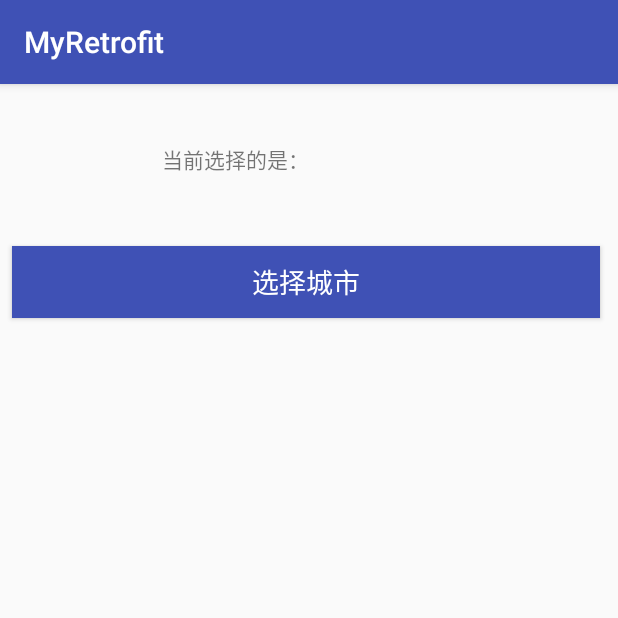
After one commit to yaozhengzheng/MyRetrofit, an Android app: the ChooseCityActivity screen opened directly, with no data from a screen before it, on a phone screen of 412 x 824 dp, the top half of it. The commit adds this screen. Run offline under Robolectric (Android 15) with nearby library versions, the phone set to English and light mode, and no system bars; our stand-ins replace ButterKnife; libraries missing offline, so code that uses them is left out: com.zaaach.citypicker.

Commit message:
增加城市选择

```diff
--- a/app/build.gradle
+++ b/app/build.gradle
@@ -36,6 +36,7 @@ dependencies {
     compile 'com.github.bumptech.glide:glide:3.7.0'
     compile 'nl.dionsegijn:konfetti:1.0.2'
     compile 'com.jakewharton:butterknife:7.0.1'
+    compile 'com.github.lilei644:SpringActionMenu:1.0.0'
+    compile 'com.zaaach:citypicker:1.1'
     testCompile 'junit:junit:4.12'
-    compile 'com.github.lilei644:SpringActionMenu:1.0.0'
 }
--- /dev/null
+++ b/app/src/main/java/com/example/myretrofit/activity/ChooseCityActivity.java
@@ -0,0 +1,50 @@
+package com.example.myretrofit.activity;
+
+import android.content.Intent;
+import android.os.Bundle;
+import android.support.v7.app.AppCompatActivity;
+import android.widget.Button;
+import android.widget.TextView;
+
+import com.example.myretrofit.R;
+import com.zaaach.citypicker.CityPickerActivity;
+
+import butterknife.Bind;
+import butterknife.ButterKnife;
+import butterknife.OnClick;
+
+/**
+ * 城市选择
+ * @author 姚政诤
+ */
+public class ChooseCityActivity extends AppCompatActivity {
+
+    private static final int REQUEST_CODE_PICK_CITY = 233;
+
+    @Bind(R.id.btn_select)
+    Button btnSelect;
+    @Bind(R.id.tv_result)
+    TextView tvResult;
+
+    @Override
+    protected void onCreate(Bundle savedInstanceState) {
+        super.onCreate(savedInstanceState);
+        setContentView(R.layout.activity_choose_city);
+        ButterKnife.bind(this);
+    }
+
+    @OnClick(R.id.btn_select)
+    public void onViewClicked() {
+        startActivityForResult(new Intent(ChooseCityActivity.this, com.example.myretrofit.activity.CityPickerActivity.class),
+                REQUEST_CODE_PICK_CITY);
+    }
+    @Override
+    protected void onActivityResult(int requestCode, int resultCode, Intent data) {
+        if (requestCode == REQUEST_CODE_PICK_CITY && resultCode == RESULT_OK){
+            if (data != null){
+                String city = data.getStringExtra(CityPickerActivity.KEY_PICKED_CITY);
+                tvResult.setText("当前选择：" + city);
+            }
+        }
+    }
+}
--- a/app/src/main/java/com/example/myretrofit/activity/HomeActivity.java
+++ b/app/src/main/java/com/example/myretrofit/activity/HomeActivity.java
@@ -44,6 +44,7 @@ public class HomeActivity extends AppCompatActivity {
     private void initData() {
         list.add("Video");
         list.add("SpringActionMenu");
+        list.add("ChooseCity");
 
         listView.setOnItemClickListener(new AdapterView.OnItemClickListener() {
             @Override
@@ -55,6 +56,9 @@ public class HomeActivity extends AppCompatActivity {
                     case 1:
                         intent.setClass(HomeActivity.this, ActionMenuActivity.class);
                         break;
+                    case 2:
+                        intent.setClass(HomeActivity.this, ChooseCityActivity.class);
+                        break;
                 }
                 startActivity(intent);
             }
--- /dev/null
+++ b/app/src/main/res/layout/activity_choose_city.xml
@@ -0,0 +1,42 @@
+<?xml version="1.0" encoding="utf-8"?>
+<android.support.constraint.ConstraintLayout
+    xmlns:android="http://schemas.android.com/apk/res/android"
+    xmlns:app="http://schemas.android.com/apk/res-auto"
+    xmlns:tools="http://schemas.android.com/tools"
+    android:layout_width="match_parent"
+    android:layout_height="match_parent"
+    tools:context="com.example.myretrofit.activity.ChooseCityActivity"
+    tools:layout_editor_absoluteX="0dp"
+    tools:layout_editor_absoluteY="81dp">
+
+    <Button
+        android:id="@+id/btn_select"
+        android:layout_width="match_parent"
+        android:layout_height="wrap_content"
+        android:layout_gravity="center_horizontal"
+        android:layout_marginEnd="12dp"
+        android:layout_marginStart="8dp"
+        android:layout_marginTop="108dp"
+        android:background="@color/colorPrimary"
+        android:text="选择城市"
+        android:textColor="@android:color/white"
+        android:textSize="18sp"
+        app:layout_constraintLeft_toLeftOf="parent"
+        app:layout_constraintRight_toLeftOf="@+id/tv_result"
+        app:layout_constraintTop_toTopOf="parent"
+        tools:layout_constraintLeft_creator="1"
+        tools:layout_constraintRight_creator="1"
+        tools:layout_constraintTop_creator="1"/>
+
+    <TextView
+        android:id="@+id/tv_result"
+        android:layout_width="wrap_content"
+        android:layout_height="wrap_content"
+        android:layout_marginStart="108dp"
+        android:layout_marginTop="39dp"
+        android:text="当前选择的是："
+        app:layout_constraintLeft_toLeftOf="parent"
+        app:layout_constraintTop_toTopOf="parent"
+        tools:layout_constraintLeft_creator="1"
+        tools:layout_constraintTop_creator="1"/>
+</android.support.constraint.ConstraintLayout>
```
Also changed, not shown: app/src/main/AndroidManifest.xml (+7 -0 lines), app/src/main/java/com/example/myretrofit/activity/CityPickerActivity.java (added, +199 -0 lines), app/src/main/res/layout/activity_city_picker.xml (added, +59 -0 lines).
